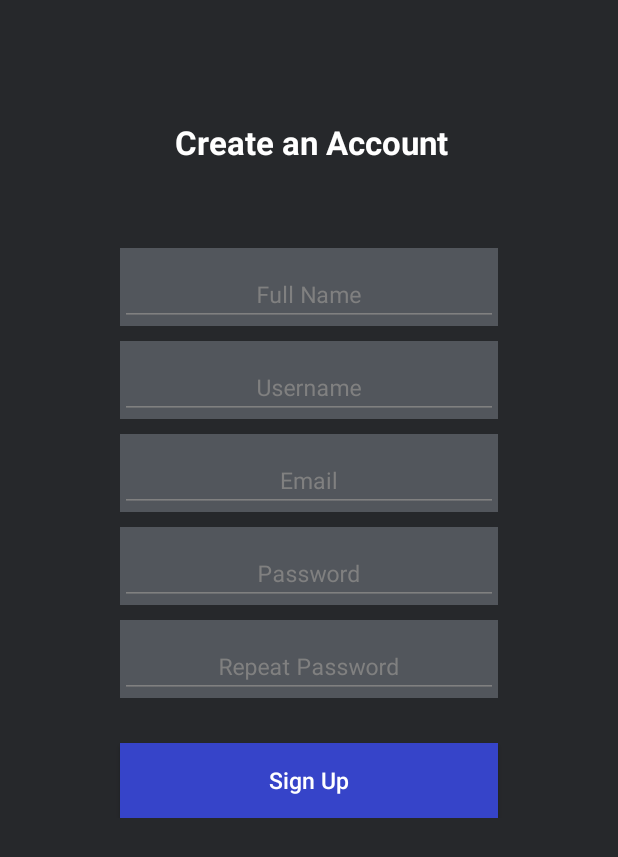
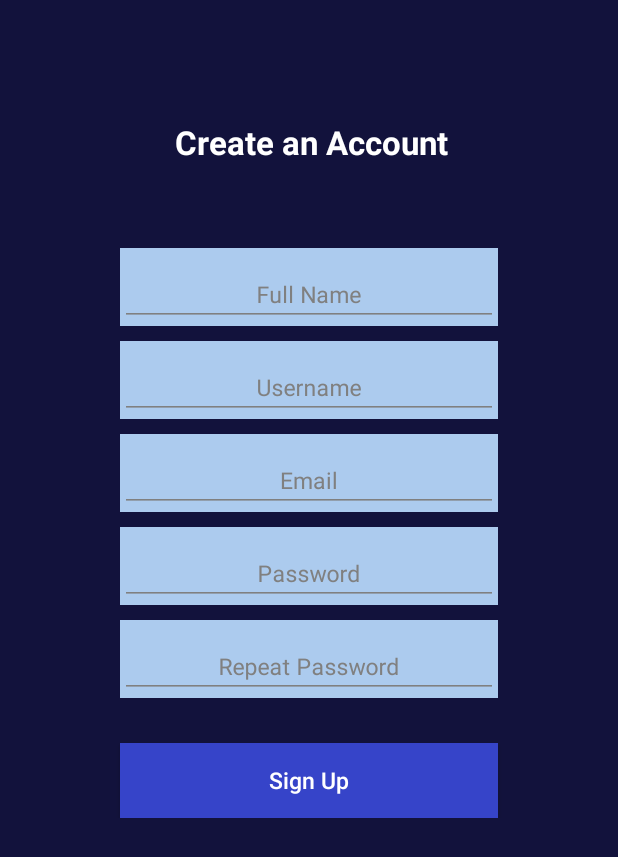
Before and after one commit to amirulirsyad/ICT602-GROUP-PROJECT, an Android app: the SignUpActivity screen opened directly, with no data from a screen before it, on a phone screen of 412 x 824 dp. Shown: the top 857 px of the screen. Run offline under Robolectric (Android 15) with nearby library versions, the phone set to English and light mode, and no system bars; our stand-ins replace Firebase (no records; nobody signed in at launch, a user with empty details on screens opened directly).

Commit message:
update activity light/dark mode

```diff
--- a/app/src/main/res/layout/activity_gps.xml
+++ b/app/src/main/res/layout/activity_gps.xml
@@ -5,7 +5,7 @@
     android:layout_width="match_parent"
     android:layout_height="match_parent"
     android:orientation="vertical"
-    android:background="#26282B"
+    android:background="#12123c"
     tools:context=".GPS">
 
     <TextView
@@ -49,7 +49,7 @@
         android:layout_height="270dp"
         android:layout_gravity="center_horizontal"
         android:layout_marginTop="10dp"
-        android:background="#52565c"
+        android:background="#accbee"
         android:textAlignment="center"
         android:textColor="@color/black"
         android:textSize="30dp" >
--- a/app/src/main/res/layout/activity_gps_light.xml
+++ b/app/src/main/res/layout/activity_gps_light.xml
@@ -5,7 +5,7 @@
     android:layout_width="match_parent"
     android:layout_height="match_parent"
     android:orientation="vertical"
-    android:background="#e5e7e7"
+    android:background="#e6effe"
     tools:context=".GPS">
 
     <TextView
@@ -49,7 +49,7 @@
         android:layout_height="270dp"
         android:layout_gravity="center_horizontal"
         android:layout_marginTop="10dp"
-        android:background="#52565c"
+        android:background="#accbee"
         android:textAlignment="center"
         android:textColor="@color/black"
         android:textSize="30dp" >
--- a/app/src/main/res/layout/activity_login.xml
+++ b/app/src/main/res/layout/activity_login.xml
@@ -4,7 +4,7 @@
     android:layout_width="match_parent"
     android:layout_height="match_parent"
     xmlns:app="http://schemas.android.com/apk/res-auto"
-    android:background="#26282B"
+    android:background="#12123c"
     tools:context=".LoginActivity">
 
 
@@ -47,7 +47,7 @@
                 app:layout_constraintEnd_toEndOf="parent"
                 android:layout_marginTop="50dp"
                 android:textColorHint="#808080"
-                android:background="#52565c"
+                android:background="#accbee"
                 app:layout_constraintTop_toTopOf="parent"
                 >
                 <EditText
@@ -74,7 +74,7 @@
                 app:layout_constraintEnd_toEndOf="parent"
                 android:layout_marginTop="10dp"
                 android:textColorHint="#808080"
-                android:background="#52565c"
+                android:background="#accbee"
                 app:layout_constraintTop_toBottomOf="@+id/layout_email"
                 >
 
--- a/app/src/main/res/layout/activity_login_light.xml
+++ b/app/src/main/res/layout/activity_login_light.xml
@@ -4,7 +4,7 @@
     android:layout_width="match_parent"
     android:layout_height="match_parent"
     xmlns:app="http://schemas.android.com/apk/res-auto"
-    android:background="#e5e7e7"
+    android:background="#e6effe"
     tools:context=".LoginActivity">
 
 
--- a/app/src/main/res/layout/activity_sign_up.xml
+++ b/app/src/main/res/layout/activity_sign_up.xml
@@ -4,7 +4,7 @@
     android:layout_width="match_parent"
     android:layout_height="match_parent"
     xmlns:app="http://schemas.android.com/apk/res-auto"
-    android:background="#26282B"
+    android:background="#12123c"
     tools:context=".SignUpActivity">
 
     <TextView
@@ -48,7 +48,7 @@
                 app:layout_constraintEnd_toEndOf="parent"
                 android:layout_marginTop="20dp"
                 android:textColorHint="#808080"
-                android:background="#52565c"
+                android:background="#accbee"
                 app:layout_constraintTop_toTopOf="parent"
                 >
 
@@ -76,7 +76,7 @@
                 app:layout_constraintEnd_toEndOf="parent"
                 android:layout_marginTop="10dp"
                 android:textColorHint="#808080"
-                android:background="#52565c"
+                android:background="#accbee"
                 app:layout_constraintTop_toBottomOf="@+id/layout_first_name"
                 >
 
@@ -103,7 +103,7 @@
                 app:layout_constraintStart_toStartOf="parent"
                 app:layout_constraintEnd_toEndOf="parent"
                 android:layout_marginTop="10dp"
-                android:background="#52565c"
+                android:background="#accbee"
                 android:textColorHint="#808080"
                 app:layout_constraintTop_toBottomOf="@+id/layout_last_name"
                 >
@@ -132,7 +132,7 @@
                 app:layout_constraintStart_toStartOf="parent"
                 app:layout_constraintEnd_toEndOf="parent"
                 android:layout_marginTop="10dp"
-                android:background="#52565c"
+                android:background="#accbee"
                 android:textColorHint="#808080"
                 app:layout_constraintTop_toBottomOf="@+id/layout_email"
                 >
@@ -161,7 +161,7 @@
                 app:layout_constraintStart_toStartOf="parent"
                 app:layout_constraintEnd_toEndOf="parent"
                 android:layout_marginTop="10dp"
-                android:background="#52565c"
+                android:background="#accbee"
                 android:textColorHint="#808080"
                 app:layout_constraintTop_toBottomOf="@+id/layout_password"
                 >
--- a/app/src/main/res/layout/activity_sign_up_light.xml
+++ b/app/src/main/res/layout/activity_sign_up_light.xml
@@ -4,7 +4,7 @@
     android:layout_width="match_parent"
     android:layout_height="match_parent"
     xmlns:app="http://schemas.android.com/apk/res-auto"
-    android:background="#e5e7e7"
+    android:background="#e6effe"
     tools:context=".SignUpActivity">
 
     <TextView
--- a/app/src/main/res/layout/activity_welcome.xml
+++ b/app/src/main/res/layout/activity_welcome.xml
@@ -5,7 +5,7 @@
     android:layout_width="match_parent"
     android:layout_height="match_parent"
     android:orientation="vertical"
-    android:background="#26282B"
+    android:background="#12123c"
     tools:context=".Welcome">
 
     <TextView
@@ -46,7 +46,7 @@
         android:layout_height="260dp"
         android:layout_gravity="center_horizontal"
         android:layout_marginTop="10dp"
-        android:background="#FFF"
+        android:background="#accbee"
         android:textAlignment="center"
         android:textColor="@color/black"
         android:textSize="30dp" >
--- a/app/src/main/res/layout/activity_welcome_light.xml
+++ b/app/src/main/res/layout/activity_welcome_light.xml
@@ -5,7 +5,7 @@
     android:layout_width="match_parent"
     android:layout_height="match_parent"
     android:orientation="vertical"
-    android:background="#e5e7e7"
+    android:background="#e6effe"
     tools:context=".Welcome">
 
     <TextView
```
